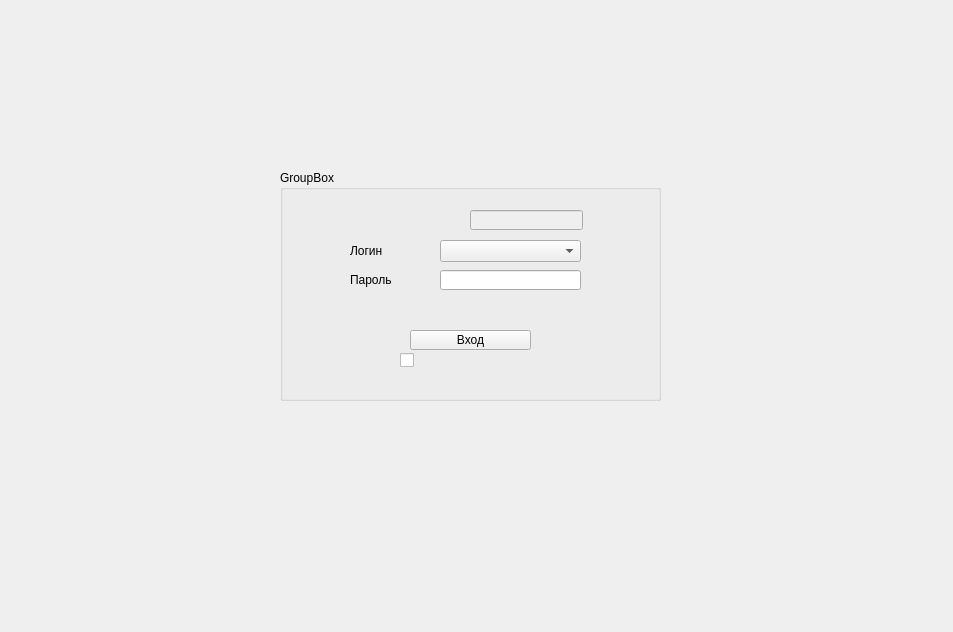
Above: dialoglogindatabase.ui from VITALIIKRIVEL/HeatCounter before the change. Below: the same form after it.
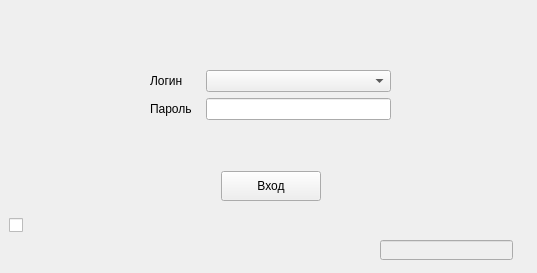
That is the form after the change.

Diff of the .ui file:
```diff
--- a/dialoglogindatabase.ui
+++ b/dialoglogindatabase.ui
@@ -6,24 +6,12 @@
    <rect>
     <x>0</x>
     <y>0</y>
-    <width>953</width>
-    <height>632</height>
+    <width>537</width>
+    <height>273</height>
    </rect>
   </property>
   <property name="windowTitle">
-   <string>Авторизация</string>
-  </property>
-  <widget class="QGroupBox" name="groupBox">
-   <property name="geometry">
-    <rect>
-     <x>280</x>
-     <y>170</y>
-     <width>381</width>
-     <height>231</height>
-    </rect>
-   </property>
-   <property name="title">
-    <string>GroupBox</string>
+   <string>Гефест Проверка. Авторизация</string>
    </property>
    <widget class="QLineEdit" name="lineEdit_loginDialog">
     <property name="enabled">
@@ -31,9 +19,9 @@
     </property>
     <property name="geometry">
      <rect>
-      <x>190</x>
-      <y>40</y>
-      <width>113</width>
+     <x>380</x>
+     <y>240</y>
+     <width>133</width>
       <height>20</height>
      </rect>
     </property>
@@ -41,78 +29,113 @@
    <widget class="QCheckBox" name="checkBox_rememberLogin">
     <property name="geometry">
      <rect>
-      <x>120</x>
-      <y>180</y>
-      <width>161</width>
-      <height>20</height>
+     <x>9</x>
+     <y>217</y>
+     <width>16</width>
+     <height>16</height>
      </rect>
     </property>
     <property name="text">
      <string/>
     </property>
    </widget>
+  <widget class="QWidget" name="">
+   <property name="geometry">
+    <rect>
+     <x>150</x>
+     <y>70</y>
+     <width>241</width>
+     <height>131</height>
+    </rect>
+   </property>
+   <layout class="QGridLayout" name="gridLayout">
+    <item row="0" column="0" colspan="3">
+     <layout class="QGridLayout" name="gridLayout_2">
+      <item row="0" column="0">
    <widget class="QLabel" name="label">
-    <property name="geometry">
-     <rect>
-      <x>70</x>
-      <y>70</y>
-      <width>81</width>
-      <height>21</height>
-     </rect>
+        <property name="minimumSize">
+         <size>
+          <width>50</width>
+          <height>0</height>
+         </size>
     </property>
     <property name="text">
      <string>Логин</string>
     </property>
    </widget>
+      </item>
+      <item row="0" column="1">
+       <widget class="QComboBox" name="comboBox"/>
+      </item>
+      <item row="1" column="0">
    <widget class="QLabel" name="label_2">
-    <property name="geometry">
-     <rect>
-      <x>70</x>
-      <y>100</y>
-      <width>81</width>
-      <height>20</height>
-     </rect>
-    </property>
     <property name="text">
      <string>Пароль</string>
     </property>
    </widget>
-   <widget class="QComboBox" name="comboBox">
-    <property name="geometry">
-     <rect>
-      <x>160</x>
-      <y>70</y>
-      <width>141</width>
-      <height>22</height>
-     </rect>
-    </property>
-   </widget>
-   <widget class="QToolButton" name="toolButton_entrance">
-    <property name="geometry">
-     <rect>
-      <x>130</x>
-      <y>160</y>
-      <width>121</width>
-      <height>20</height>
-     </rect>
-    </property>
-    <property name="text">
-     <string>Вход</string>
-    </property>
-   </widget>
+      </item>
+      <item row="1" column="1">
    <widget class="QLineEdit" name="lineEdit_passwordDialog">
-    <property name="geometry">
-     <rect>
-      <x>160</x>
-      <y>100</y>
-      <width>141</width>
-      <height>20</height>
-     </rect>
-    </property>
     <property name="echoMode">
      <enum>QLineEdit::Password</enum>
     </property>
    </widget>
+      </item>
+     </layout>
+    </item>
+    <item row="1" column="1">
+     <spacer name="verticalSpacer_5">
+      <property name="orientation">
+       <enum>Qt::Vertical</enum>
+      </property>
+      <property name="sizeHint" stdset="0">
+       <size>
+        <width>20</width>
+        <height>70</height>
+       </size>
+      </property>
+     </spacer>
+    </item>
+    <item row="2" column="0">
+     <spacer name="horizontalSpacer_4">
+      <property name="orientation">
+       <enum>Qt::Horizontal</enum>
+      </property>
+      <property name="sizeHint" stdset="0">
+       <size>
+        <width>40</width>
+        <height>20</height>
+       </size>
+      </property>
+     </spacer>
+    </item>
+    <item row="2" column="1">
+     <widget class="QToolButton" name="toolButton_entrance">
+      <property name="minimumSize">
+       <size>
+        <width>100</width>
+        <height>30</height>
+       </size>
+      </property>
+      <property name="text">
+       <string>Вход</string>
+      </property>
+     </widget>
+    </item>
+    <item row="2" column="2">
+     <spacer name="horizontalSpacer_3">
+      <property name="orientation">
+       <enum>Qt::Horizontal</enum>
+      </property>
+      <property name="sizeHint" stdset="0">
+       <size>
+        <width>40</width>
+        <height>20</height>
+       </size>
+      </property>
+     </spacer>
+    </item>
+   </layout>
   </widget>
  </widget>
  <resources/>
```
Lines whose indentation alone changed are shown as unchanged.
